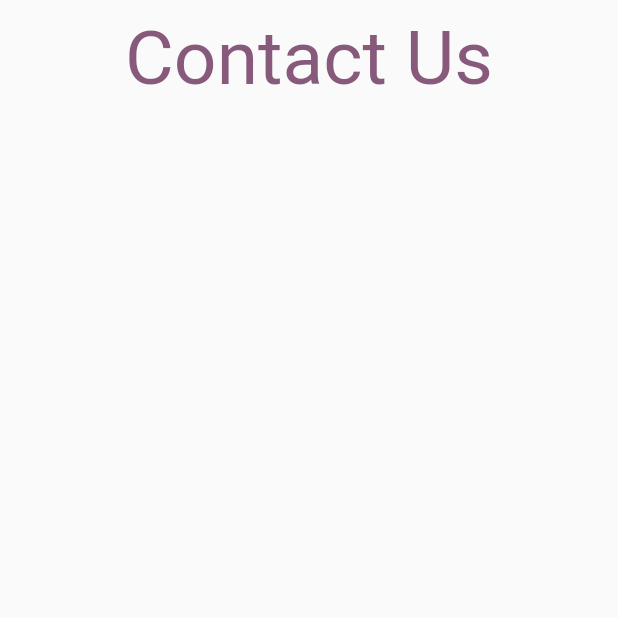
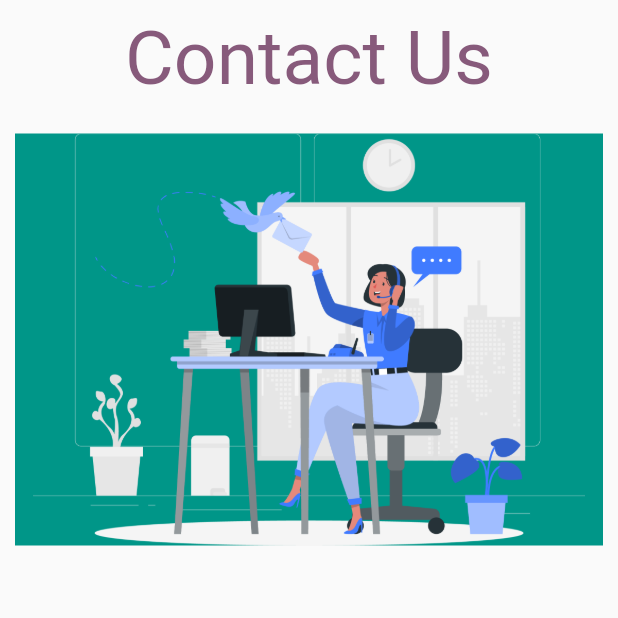
Before and after one commit to MesselemYoucef/TechApp, a Flutter app: the screen it shows after launch, on a phone screen of 412 x 824 dp, the top half of it. Run offline on Flutter 3.47's test engine with Material 2 defaults, Android fonts, the phone set to English and light mode, and no system bars; our stand-ins replace cloud_firestore, firebase_core, firebase_storage, font_awesome_flutter, google_fonts; accounts and stored records are empty.

Commit message:
added the image in contact us page

```diff
--- a/lib/screens/contact.dart
+++ b/lib/screens/contact.dart
@@ -1,7 +1,6 @@
 import 'package:flutter/material.dart';
 import 'package:google_fonts/google_fonts.dart';
 import 'package:petsApp/configuration.dart';
-
 
 class Contact extends StatefulWidget {
   @override
@@ -15,23 +14,27 @@ class _ContactState extends State<Contact> {
       body: SafeArea(
         child: Container(
           padding: EdgeInsets.symmetric(vertical: 10, horizontal: 10),
-          child: Column(
-            children: <Widget>[
+          child: Column(children: <Widget>[
             Container(
               width: MediaQuery.of(context).size.width,
               child: Text(
                 "Contact Us",
                 textAlign: TextAlign.center,
                 style: GoogleFonts.fjallaOne(
-                    textStyle: TextStyle(
-                      color: itemBackground,
-                      fontSize: 50.0
+                  textStyle: TextStyle(color: itemBackground, fontSize: 50.0),
                 ),
               ),
             ),
+            SizedBox(
+              height: 20,
             ),
-            ]
+            Container(
+              color: Colors.teal,
+              width: MediaQuery.of(context).size.width,
+              height: MediaQuery.of(context).size.height / 3,
+              child: Image.asset("images/contact-us.png"),
             ),
+          ]),
         ),
       ),
     );
```
Also changed, not shown: images/contact-us.png (added). Lines whose indentation alone changed are shown as unchanged.
